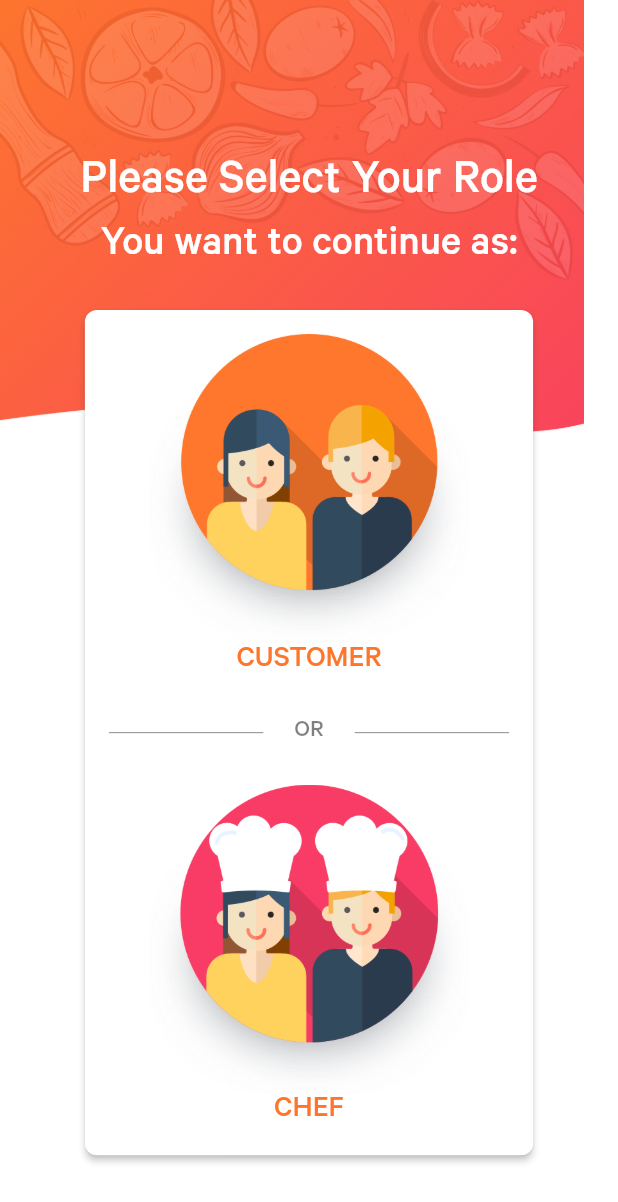
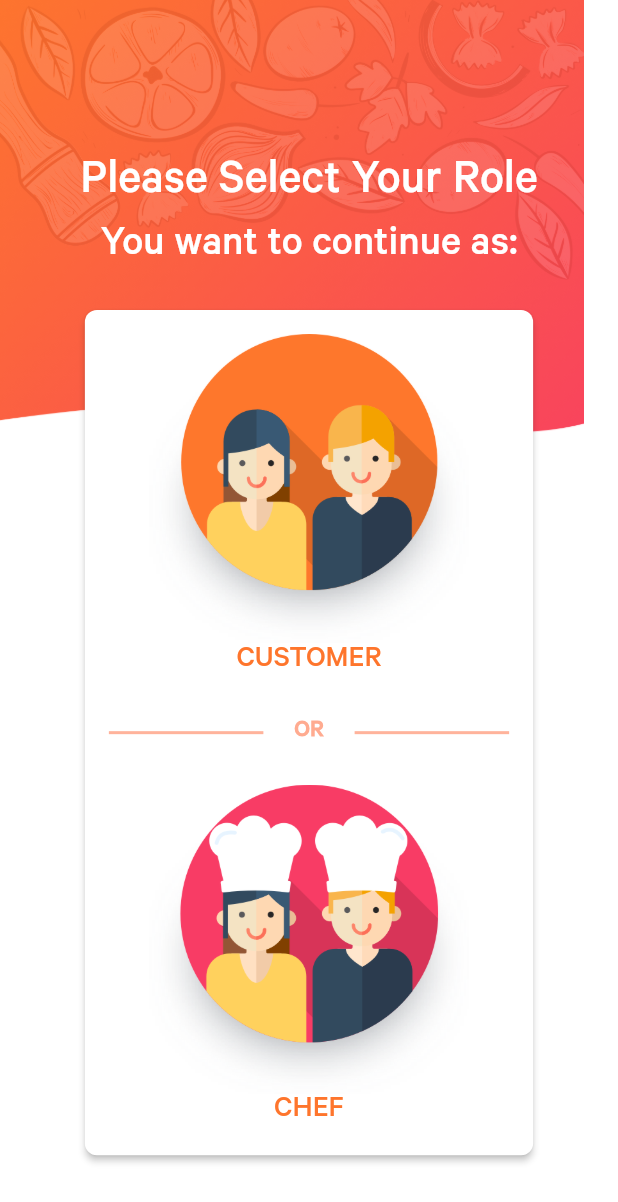
Before and after one commit to axactstudios/foodapp, a Flutter app: the screen it shows after launch, on a phone screen of 412 x 824 dp. Shown: the top 1202 px of the screen. Run offline on Flutter 3.47's test engine with Material 2 defaults, Android fonts, the phone set to English and light mode, and no system bars; our stand-ins replace otp_text_field; project files that could hold a hidden picture were left out.

Commit message:
icon daal dia h

```diff
--- a/lib/Screens/FirstScreen.dart
+++ b/lib/Screens/FirstScreen.dart
@@ -94,7 +94,8 @@ class _FirstScreenState extends State<FirstScreen> {
                               SizedBox(
                                 width: pWidth * 0.25,
                                 child: Divider(
-                                  color: Colors.black.withOpacity(0.45),
+                                  thickness: 2,
+                                  color: Colors.deepOrange.withOpacity(0.45),
                                 ),
                               ),
                               SizedBox(
@@ -104,8 +105,9 @@ class _FirstScreenState extends State<FirstScreen> {
                                 'OR',
                                 style: TextStyle(
                                   fontFamily: 'Calibre',
+                                  fontWeight: FontWeight.bold,
                                   fontSize: pHeight * 0.02,
-                                  color: Colors.black.withOpacity(0.5),
+                                  color: Colors.deepOrange.withOpacity(0.5),
                                 ),
                               ),
                               SizedBox(
@@ -114,7 +116,8 @@ class _FirstScreenState extends State<FirstScreen> {
                               SizedBox(
                                 width: pWidth * 0.25,
                                 child: Divider(
-                                  color: Colors.black.withOpacity(0.45),
+                                  thickness: 2,
+                                  color: Colors.deepOrange.withOpacity(0.45),
                                 ),
                               ),
                             ],
--- a/lib/Screens/LoginScreen.dart
+++ b/lib/Screens/LoginScreen.dart
@@ -165,7 +165,7 @@ class _LoginScreenState extends State<LoginScreen> {
                     ],
                   ),
                   SizedBox(
-                    height: pHeight * 0.391,
+                    height: pHeight * 0.34,
                   ),
                   Row(
                     mainAxisAlignment: MainAxisAlignment.center,
--- a/pubspec.yaml
+++ b/pubspec.yaml
@@ -15,6 +15,8 @@ dependencies:
   cupertino_icons: ^0.1.3
   flutter_swiper: ^1.1.6
   otp_text_field: ^1.0.1
+  flutter_svg: ^0.17.4
+  animations: ^1.1.0
 
 dev_dependencies:
   flutter_test:
```
Also changed, not shown: pubspec.lock, 5 other files.
